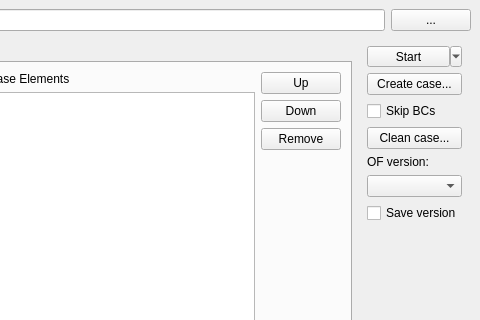
Above: src/extensions/openfoam/isutils/isofCaseBuilder/isofcasebuilderwindow.ui from hkroeger/insightcae before the change; both pictures show x 734 to 1214 and y 0 to 320 of the 1214 by 912 pixel window. Below: the same form after it.
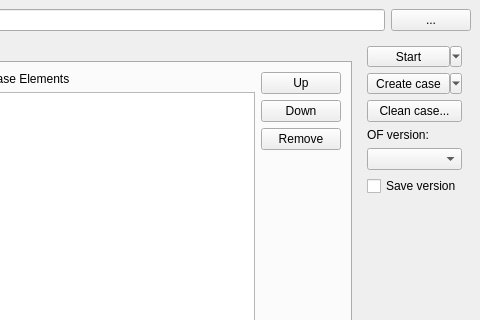
That is the form after the change. Custom widgets are drawn as their Qt base class.

Commit message: execute isofCaseBuilder runs through task-spooler

```diff
--- a/src/extensions/openfoam/isutils/isofCaseBuilder/isofcasebuilderwindow.ui
+++ b/src/extensions/openfoam/isutils/isofCaseBuilder/isofcasebuilderwindow.ui
@@ -535,16 +535,21 @@
           </widget>
          </item>
          <item>
-          <widget class="QPushButton" name="create_btn">
-           <property name="text">
-            <string>Create case...</string>
+          <widget class="QToolButton" name="create_btn">
+           <property name="sizePolicy">
+            <sizepolicy hsizetype="Minimum" vsizetype="Fixed">
+             <horstretch>0</horstretch>
+             <verstretch>0</verstretch>
+            </sizepolicy>
            </property>
-          </widget>
-         </item>
-         <item>
-          <widget class="QCheckBox" name="skipBCswitch">
            <property name="text">
-            <string>Skip BCs</string>
+            <string>Create case</string>
+           </property>
+           <property name="popupMode">
+            <enum>QToolButton::MenuButtonPopup</enum>
+           </property>
+           <property name="toolButtonStyle">
+            <enum>Qt::ToolButtonTextBesideIcon</enum>
            </property>
           </widget>
          </item>
```
The commit also changes 5 other files.
